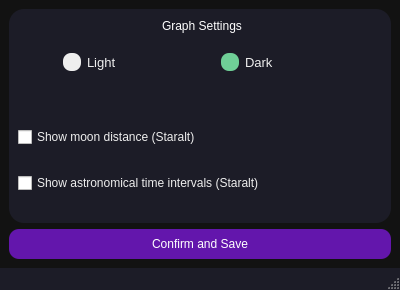
krmerdem/Astro-Observer-Plan, file UI/graphsetwindow.ui: the form before one commit.
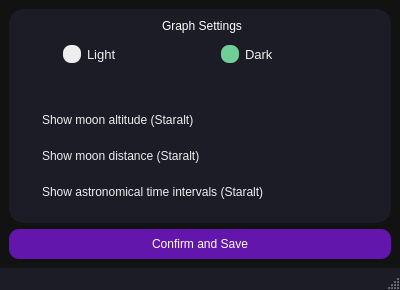
The form after the commit. Icons and pictures are not drawn.

```diff
--- a/UI/graphsetwindow.ui
+++ b/UI/graphsetwindow.ui
@@ -142,6 +142,38 @@
 background-color: #524eee;
 }
 
+QCheckBox::indicator {
+width: 18px;
+height: 18px;
+border-radius:8px;
+}
+
+QCheckBox::indicator::unchecked
+{
+   background-color: #eeeeee;
+}
+QCheckBox::indicator:unchecked:hover
+{
+    background-color: #6316AC;
+}
+QCheckBox::indicator::checked 
+{
+   image: url(:/icon/icon/check.svg)
+}
+
+QCheckBox::indicator:checked:pressed 
+{
+   background-color: #7e31b5;
+}
+
+QCheckBox::indicator:unchecked:pressed 
+{
+   background-color: #7e31b5;
+}
+
+QCheckBox{
+color: #eeeeee;
+}
 </string>
   </property>
   <widget class="QWidget" name="centralwidget">
@@ -249,38 +281,6 @@
          </property>
         </widget>
        </item>
-       <item row="3" column="0" colspan="2">
-        <widget class="QCheckBox" name="asttime_checkBox">
-         <property name="font">
-          <font>
-           <family>Segoe UI</family>
-           <pointsize>9</pointsize>
-          </font>
-         </property>
-         <property name="styleSheet">
-          <string notr="true"/>
-         </property>
-         <property name="text">
-          <string>Show astronomical time intervals (Staralt)</string>
-         </property>
-        </widget>
-       </item>
-       <item row="1" column="1">
-        <spacer name="verticalSpacer_4">
-         <property name="orientation">
-          <enum>Qt::Vertical</enum>
-         </property>
-         <property name="sizeType">
-          <enum>QSizePolicy::Fixed</enum>
-         </property>
-         <property name="sizeHint" stdset="0">
-          <size>
-           <width>20</width>
-           <height>15</height>
-          </size>
-         </property>
-        </spacer>
-       </item>
        <item row="0" column="1">
         <widget class="QWidget" name="graphwidget" native="true">
          <property name="minimumSize">
@@ -371,7 +371,42 @@
          </layout>
         </widget>
        </item>
+       <item row="1" column="1">
+        <spacer name="verticalSpacer_4">
+         <property name="orientation">
+          <enum>Qt::Vertical</enum>
+         </property>
+         <property name="sizeType">
+          <enum>QSizePolicy::Fixed</enum>
+         </property>
+         <property name="sizeHint" stdset="0">
+          <size>
+           <width>20</width>
+           <height>15</height>
+          </size>
+         </property>
+        </spacer>
+       </item>
        <item row="2" column="0" colspan="2">
+        <widget class="QCheckBox" name="moonalt_checkBox">
+         <property name="font">
+          <font>
+           <family>Segoe UI</family>
+           <pointsize>9</pointsize>
+          </font>
+         </property>
+         <property name="styleSheet">
+          <string notr="true"/>
+         </property>
+         <property name="text">
+          <string>Show moon altitude (Staralt)</string>
+         </property>
+         <property name="checked">
+          <bool>true</bool>
+         </property>
+        </widget>
+       </item>
+       <item row="3" column="0" colspan="2">
         <widget class="QCheckBox" name="moondist_checkBox">
          <property name="font">
           <font>
@@ -384,6 +419,28 @@
          </property>
          <property name="text">
           <string>Show moon distance (Staralt)</string>
+         </property>
+         <property name="checked">
+          <bool>true</bool>
+         </property>
+        </widget>
+       </item>
+       <item row="4" column="0" colspan="2">
+        <widget class="QCheckBox" name="asttime_checkBox">
+         <property name="font">
+          <font>
+           <family>Segoe UI</family>
+           <pointsize>9</pointsize>
+          </font>
+         </property>
+         <property name="styleSheet">
+          <string notr="true"/>
+         </property>
+         <property name="text">
+          <string>Show astronomical time intervals (Staralt)</string>
+         </property>
+         <property name="checked">
+          <bool>true</bool>
          </property>
         </widget>
        </item>
```
